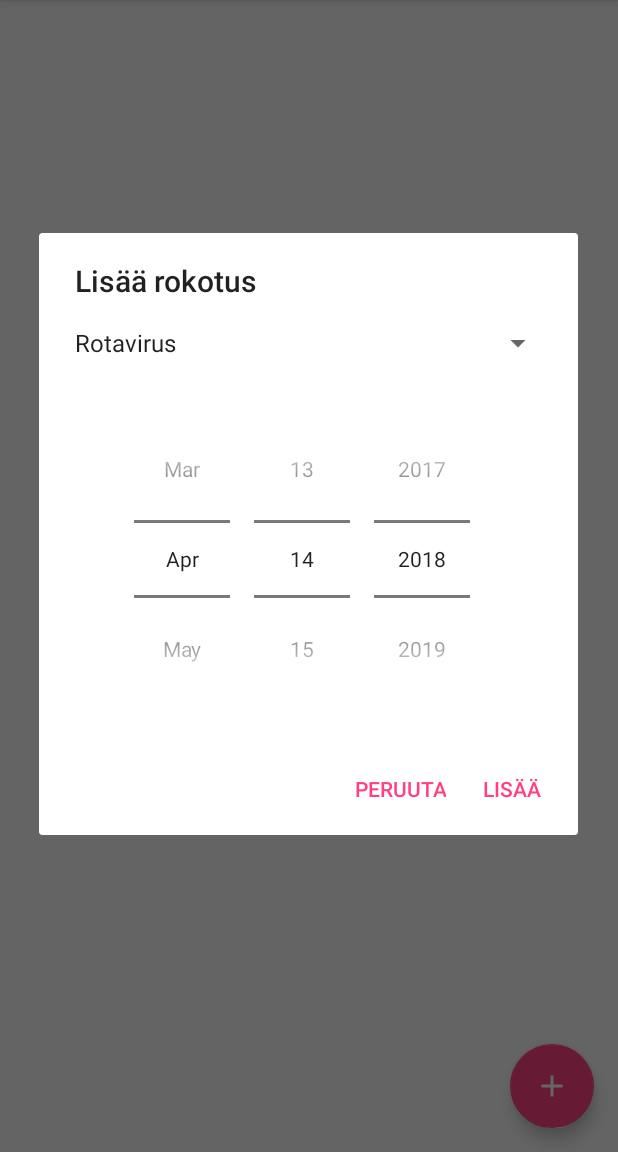
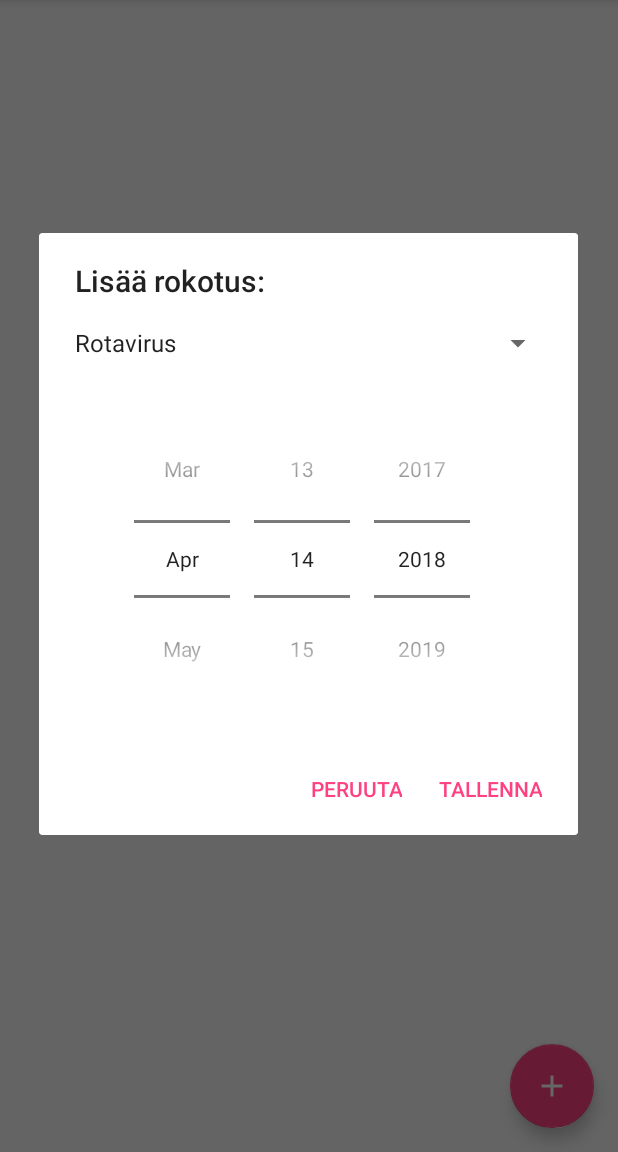
Before and after one commit to erkkohanninen/Mobiili_neuvolakortti, an Android app: the VaccinationActivity screen opened directly, with no data from a screen before it, after a tap on an icon or button, on a phone screen of 412 x 824 dp, the part 84-1236 px from its top. Run offline under Robolectric (Android 15) with nearby library versions, the phone set to English and light mode, and no system bars.

```diff
--- a/app/src/main/java/mobiili/neuvolakortti/VaccinationActivity.java
+++ b/app/src/main/java/mobiili/neuvolakortti/VaccinationActivity.java
@@ -31,6 +31,7 @@ public class VaccinationActivity extends AppCompatActivity{
     private ArrayList<String> vaccines;
     private String childName;
     private int childId;
+    private DbAdapter dbb = new DbAdapter(this);
 
     @Override
     protected void onCreate(Bundle savedInstanceState) {
@@ -42,9 +43,10 @@ public class VaccinationActivity extends AppCompatActivity{
             childId = extras.getInt("ID");
         }
 
+        // Populate recyclerview with child´s vaccinations
         getAllVaccinations();
         recyclerView = (RecyclerView) findViewById(R.id.rv_vaccination);
-        mAdapter = new VaccinationAdapter(vaccineList);
+        mAdapter = new VaccinationAdapter(vaccineList, dbb);
         RecyclerView.LayoutManager mLayoutManager = new LinearLayoutManager(getApplicationContext());
         recyclerView.setLayoutManager(mLayoutManager);
         recyclerView.setItemAnimator(new DefaultItemAnimator());
@@ -52,12 +54,14 @@ public class VaccinationActivity extends AppCompatActivity{
         recyclerView.setAdapter(mAdapter);
     }
 
+    // Dialog to add new vaccination
+
     public void addVaccination(View view){
 
         loadSpinnerData();
         AlertDialog.Builder mDialogBuilder = new AlertDialog.Builder(VaccinationActivity.this);
         View mview = getLayoutInflater().inflate(R.layout.dialog_add_vaccination, null);
-        mDialogBuilder.setTitle("Lisää rokotus");
+        mDialogBuilder.setTitle(R.string.add_vaccination);
         final Spinner mSpinner = (Spinner) mview.findViewById(R.id.spinner_vaccine);
         final DatePicker mPicker = (DatePicker) mview.findViewById(R.id.datePicker_vaccine);
         ArrayAdapter<String> adapter=new ArrayAdapter<String>(VaccinationActivity.this,
@@ -66,7 +70,7 @@ public class VaccinationActivity extends AppCompatActivity{
         mSpinner.setAdapter(adapter);
 
 
-        mDialogBuilder.setPositiveButton("Lisää", new DialogInterface.OnClickListener() {
+        mDialogBuilder.setPositiveButton(R.string.save, new DialogInterface.OnClickListener() {
             @Override
             public void onClick(DialogInterface dialogInterface, int i) {
                 //Vaccine name from Spinner
@@ -89,7 +93,7 @@ public class VaccinationActivity extends AppCompatActivity{
                 String dateGiven = year + "-" + month + "-" + day;
                 DbAdapter db = new DbAdapter(VaccinationActivity.this);
                 db.open();
-                db.addVaccination(childName, vaccineName, dateGiven);
+                db.addVaccination(childId, vaccineName, dateGiven);
 
                 //Clear current items from vaccineList and refresh it with new data
                 vaccineList.clear();
@@ -99,7 +103,7 @@ public class VaccinationActivity extends AppCompatActivity{
             }
         });
 
-        mDialogBuilder.setNegativeButton("Peruuta", new DialogInterface.OnClickListener() {
+        mDialogBuilder.setNegativeButton(R.string.cancel, new DialogInterface.OnClickListener() {
             @Override
             public void onClick(DialogInterface dialogInterface, int i) {
                 dialogInterface.dismiss();
@@ -113,10 +117,9 @@ public class VaccinationActivity extends AppCompatActivity{
 
     }
 
+    // Get all vaccine names to a list
+
     public void loadSpinnerData(){
-
-        //lisää tähän haku tietokannasta -> kaikki rokotusten nimet
-
         DbAdapter db = new DbAdapter(this);
         db.open();
         Cursor cursor = db.getAllVaccines();
@@ -134,6 +137,8 @@ public class VaccinationActivity extends AppCompatActivity{
 
     }
 
+    // Get all child´ vaccinations to vaccineList
+
     public void getAllVaccinations(){
         DbAdapter db = new DbAdapter(this);
         db.open();
--- a/app/src/main/res/layout/vaccination_list_row.xml
+++ b/app/src/main/res/layout/vaccination_list_row.xml
@@ -38,6 +38,6 @@
         android:id="@+id/button_delete"
         android:layout_width="wrap_content"
         android:layout_height="wrap_content"
-        android:layout_toLeftOf="@id/button_edit"/>
+        android:layout_toLeftOf="@id/button_edit" />
 
 </RelativeLayout>
--- a/app/src/main/res/values/strings.xml
+++ b/app/src/main/res/values/strings.xml
@@ -13,4 +13,5 @@
     <string name="head">Päänympärys</string>
     <string name="add_vaccine">Valitse rokote:</string>
     <string name="add_date_given">Valitse päivämäärä:</string>
+    <string name="add_vaccination">Lisää rokotus:</string>
 </resources>
```
Also changed, not shown: app/src/main/java/mobiili/neuvolakortti/DbAdapter.java (+35 -18 lines), app/src/main/java/mobiili/neuvolakortti/VaccinationAdapter.java (+29 -3 lines), app/src/main/java/mobiili/neuvolakortti/Vaccine.java (+8 -4 lines).
